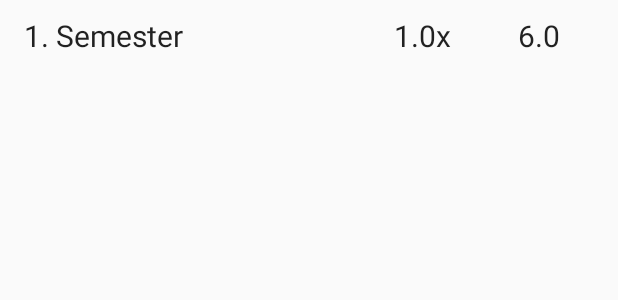
After one commit to gibbiX12345/grademanager, an Android app: the layout custom_list_view_item.xml on its own in the app's theme, with its tools: preview values and no code run, on a phone screen of 412 x 824 dp. The commit adds this screen. Shown: the top 300 px of the screen. Run offline under Robolectric (Android 15) with nearby library versions, the phone set to English and light mode, and no system bars.

Commit message:
added Custom Adapter for ListView

```diff
--- /dev/null
+++ b/GradeManager/app/src/main/res/layout/custom_list_view_item.xml
@@ -0,0 +1,46 @@
+<?xml version="1.0" encoding="utf-8"?>
+<LinearLayout xmlns:android="http://schemas.android.com/apk/res/android"
+    android:orientation="horizontal" android:layout_width="match_parent"
+    android:layout_height="match_parent">
+    <TextView
+        android:id="@+id/tvfirst"
+        android:layout_width="0dp"
+        android:layout_height="wrap_content"
+        android:width="0dp"
+        android:layout_weight=".6"
+        android:text="1. Semester"
+        android:textSize="@dimen/text_size_list_view_item"
+        android:textAppearance="?android:attr/textAppearanceListItemSmall"
+        android:gravity="center_vertical"
+        android:paddingStart="?android:attr/listPreferredItemPaddingStart"
+        android:paddingEnd="?android:attr/listPreferredItemPaddingEnd"
+        android:minHeight="?android:attr/listPreferredItemHeightSmall"/>
+    <TextView
+        android:id="@+id/tvsecond"
+        android:layout_width="0dp"
+        android:layout_height="wrap_content"
+        android:width="0dp"
+        android:layout_weight=".2"
+        android:text="1.0x"
+        android:textSize="@dimen/text_size_list_view_item"
+        android:textAppearance="?android:attr/textAppearanceListItemSmall"
+        android:gravity="center_vertical"
+        android:paddingStart="?android:attr/listPreferredItemPaddingStart"
+        android:paddingEnd="?android:attr/listPreferredItemPaddingEnd"
+        android:minHeight="?android:attr/listPreferredItemHeightSmall"
+        />
+    <TextView
+        android:id="@+id/tvthird"
+        android:layout_width="0dp"
+        android:layout_height="wrap_content"
+        android:width="0dp"
+        android:layout_weight=".2"
+        android:text="6.0"
+        android:textSize="@dimen/text_size_list_view_item"
+        android:textAppearance="?android:attr/textAppearanceListItemSmall"
+        android:gravity="center_vertical"
+        android:paddingStart="?android:attr/listPreferredItemPaddingStart"
+        android:paddingEnd="?android:attr/listPreferredItemPaddingEnd"
+        android:minHeight="?android:attr/listPreferredItemHeightSmall"
+        />
+</LinearLayout>
--- a/GradeManager/app/src/main/res/values/dimens.xml
+++ b/GradeManager/app/src/main/res/values/dimens.xml
@@ -3,4 +3,5 @@
     <dimen name="activity_horizontal_margin">16dp</dimen>
     <dimen name="activity_vertical_margin">16dp</dimen>
     <dimen name="fab_margin">16dp</dimen>
+    <dimen name="text_size_list_view_item">20dp</dimen>
 </resources>
```
Also changed, not shown: GradeManager/app/src/main/java/ch/bbcag/blugij/grademanager/activity/SemesterActivity.java (+12 -0 lines), GradeManager/app/src/main/java/ch/bbcag/blugij/grademanager/adapter/SemesterAdapter.java (added, +60 -0 lines), GradeManager/app/src/main/res/layout/content_semester.xml (+7 -2 lines).
